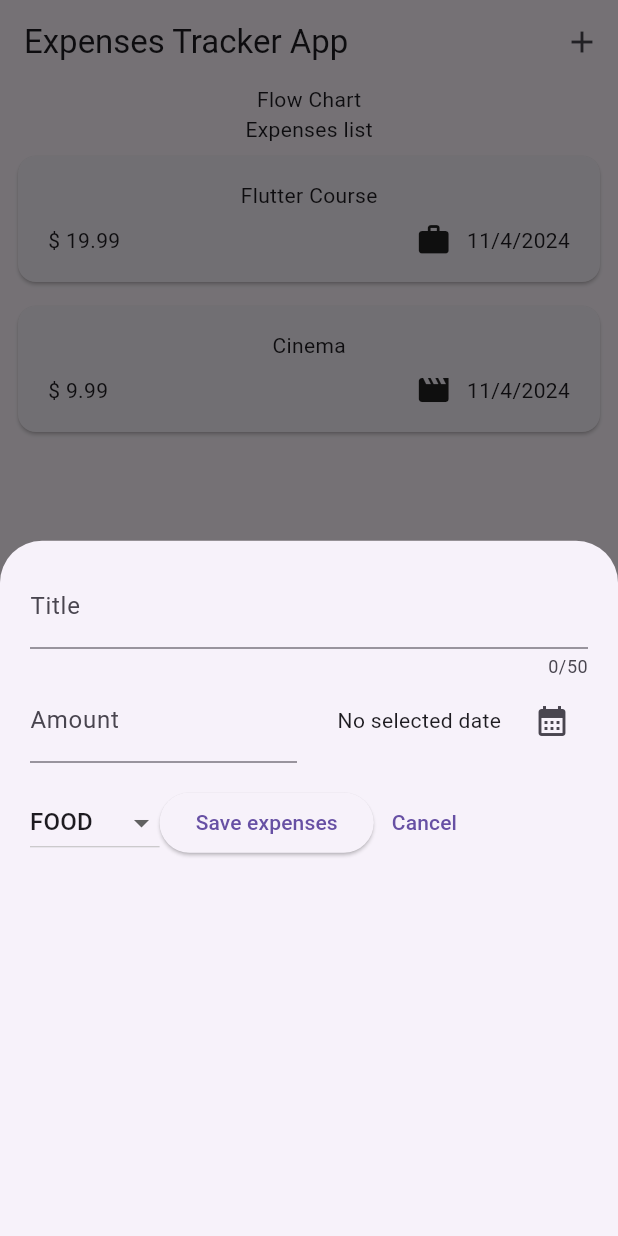
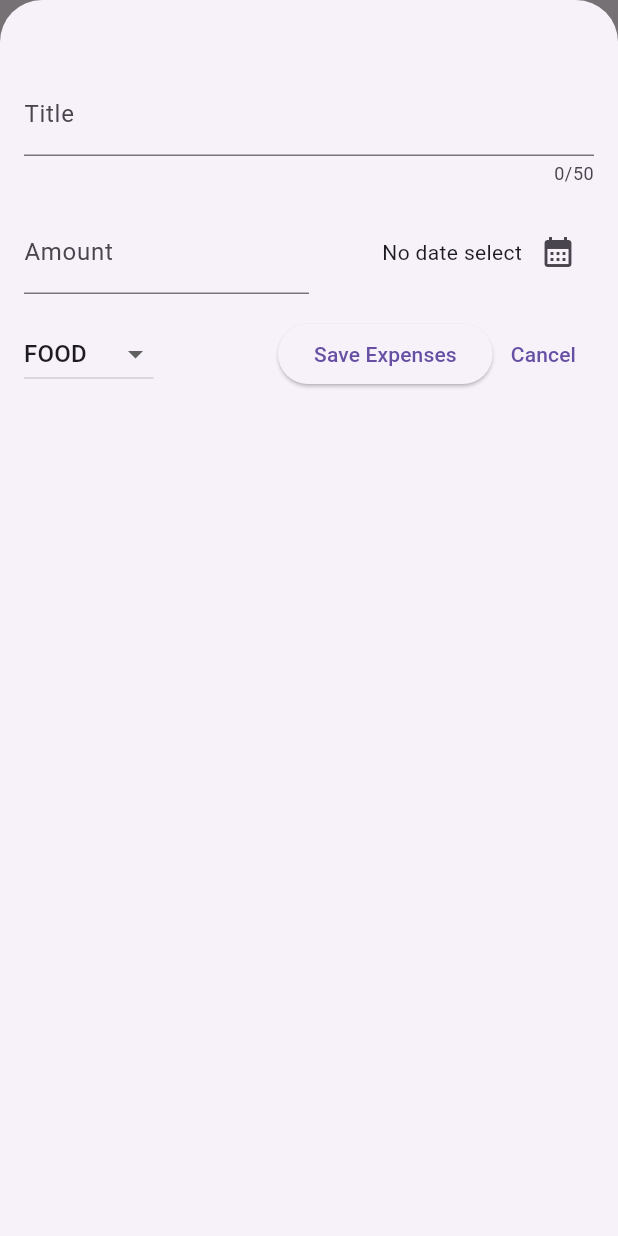
Before and after one commit to tanvu1810/Dart_Project, a Flutter app: the screen it shows after launch, after a tap on the "add" icon, on a phone screen of 412 x 824 dp. Run offline on Flutter 3.47's test engine with Material 3 defaults, Android fonts, the phone set to English and light mode, and no system bars; our stand-ins replace google_fonts.

Commit message:
add expense and remove expense

```diff
--- a/expensive_tracker_app/lib/models/expense.dart
+++ b/expensive_tracker_app/lib/models/expense.dart
@@ -1,39 +1,42 @@
-// Them thu vien cho id va dateformat
+// Cai dat thu vien tu sinh id va dinh dang ngay thang
 import 'package:flutter/material.dart';
 import 'package:uuid/uuid.dart';
 import 'package:intl/intl.dart';
 
-// Khoi tao doi tuong uuid
+//Khoi tao doi tuong uuid
 const uuid = Uuid();
 
-// Tao enum Category danh sach cac gia tri hang so khong doi
-enum Category { travel, work, leisure, food }
+// Khai bao lop enum Category danh sach cac hang so khong doi
+enum Category { travel, food, leisure, work }
 
-// Tao map categoryIcons (key: enum, values: icon)
-final categoryIcons = {
+//Khoi tao doi tuong fomatter
+final fomatter = DateFormat.yMd();
+
+//Tao map categoryIcons
+const categoryIcons = {
   Category.food: Icons.food_bank,
   Category.leisure: Icons.movie,
   Category.travel: Icons.flight,
   Category.work: Icons.work,
 };
 
-// Khoi tao doi tuong dateformat
-final formatter = DateFormat.yMd();
-
-//Tao lop expense
+// Tao lop expense
 class Expense {
+  // Ham khoi tao co doi
   Expense({
-    required this.title,
     required this.amount,
     required this.date,
     required this.category,
+    required this.title,
   }) : id = uuid.v4();
+  // Khai bao cac thuoc tinh
   final String id;
   final String title;
   final double amount;
   final DateTime date;
   final Category category;
-  String get formattedDate {
-    return formatter.format(date);
+  // Ham getter tra ve gia tri ngay thang da duoc dinh dang
+  String get formatedDate {
+    return fomatter.format(date);
   }
 }
--- a/expensive_tracker_app/lib/widgets/expenses.dart
+++ b/expensive_tracker_app/lib/widgets/expenses.dart
@@ -12,33 +12,48 @@ class Expenses extends StatefulWidget {
 }
 
 class _ExpensesState extends State<Expenses> {
+  final List<Expense> _registeredExpenses = [
+    Expense(
+      amount: 19.99,
+      date: DateTime.now(),
+      category: Category.work,
+      title: 'Flutter Course',
+    ),
+    Expense(
+      amount: 16.99,
+      date: DateTime.now(),
+      category: Category.leisure,
+      title: 'Cinema',
+    ),
+  ];
+
   void _openAddExpenseOverlay() {
     showModalBottomSheet(
+      isScrollControlled: true,
       context: context,
-      builder: (context) => const NewExpense(),
+      builder: (context) => NewExpense(
+        onAddExpense: _addExpense,
+      ),
     );
   }
 
-  final List<Expense> _registeredExpenses = [
-    Expense(
-      title: 'Flutter Course',
-      amount: 19.99,
-      date: DateTime.now(),
-      category: Category.work,
-    ),
-    Expense(
-      title: 'Cinema',
-      amount: 9.99,
-      date: DateTime.now(),
-      category: Category.leisure,
-    ),
-  ];
+  void _addExpense(Expense expense) {
+    setState(() {
+      _registeredExpenses.add(expense);
+    });
+  }
+
+  void _removeExpense(Expense expense) {
+    setState(() {
+      _registeredExpenses.remove(expense);
+    });
+  }
 
   @override
   Widget build(BuildContext context) {
     return Scaffold(
       appBar: AppBar(
-        title: const Text('Expenses Tracker App'),
+        title: const Text('Expenses Tracker'),
         actions: [
           IconButton(
             onPressed: _openAddExpenseOverlay,
@@ -50,12 +65,14 @@ class _ExpensesState extends State<Expenses> {
       ),
       body: Column(
         children: [
-          Text('Flow Chart'),
-          // Danh sach chi phi
-          Text('Expenses list'),
+          // Bieu do thong ke
+          const Text('Flow Chart'),
+          // Danh sach cac chi phi
+          const Text('Expenses List'),
           Expanded(
             child: ExpensesList(
               expenses: _registeredExpenses,
+              onRemoveExpense: _removeExpense,
             ),
           ),
         ],
--- a/expensive_tracker_app/lib/widgets/expenses_list/expenses_item.dart
+++ b/expensive_tracker_app/lib/widgets/expenses_list/expenses_item.dart
@@ -2,7 +2,10 @@ import 'package:expensive_tracker_app/models/expense.dart';
 import 'package:flutter/material.dart';
 
 class ExpensesItem extends StatelessWidget {
-  const ExpensesItem({super.key, required this.expense});
+  const ExpensesItem({
+    super.key,
+    required this.expense,
+  });
   final Expense expense;
   @override
   Widget build(BuildContext context) {
@@ -14,12 +17,14 @@ class ExpensesItem extends StatelessWidget {
         ),
         child: Column(
           children: [
-            Text(expense.title),
-            const SizedBox(height: 8),
+            Text(
+              expense.title,
+            ),
+            const SizedBox(height: 10),
             Row(
               children: [
                 Text(
-                  '\$ ${expense.amount.toStringAsFixed(2)}',
+                  '\$${expense.amount.toStringAsFixed(2)}',
                 ),
                 const Spacer(),
                 Row(
@@ -27,12 +32,14 @@ class ExpensesItem extends StatelessWidget {
                     Icon(
                       categoryIcons[expense.category],
                     ),
-                    const SizedBox(width: 10),
-                    Text(expense.formattedDate),
+                    const SizedBox(width: 16),
+                    Text(
+                      expense.formatedDate,
+                    ),
                   ],
                 ),
               ],
-            ),
+            )
           ],
         ),
       ),
--- a/expensive_tracker_app/lib/widgets/expenses_list/expenses_list.dart
+++ b/expensive_tracker_app/lib/widgets/expenses_list/expenses_list.dart
@@ -3,21 +3,31 @@ import 'package:expensive_tracker_app/widgets/expenses_list/expenses_item.dart';
 import 'package:flutter/material.dart';
 
 class ExpensesList extends StatelessWidget {
-  const ExpensesList({super.key, required this.expenses});
+  const ExpensesList({
+    super.key,
+    required this.expenses,
+    required this.onRemoveExpense,
+  });
   final List<Expense> expenses;
+  final void Function(Expense expense) onRemoveExpense;
   @override
   Widget build(BuildContext context) {
     return ListView.builder(
         itemCount: expenses.length,
-      itemBuilder: (context, index) => Container(
-        padding: const EdgeInsets.symmetric(
-          vertical: 4,
-          horizontal: 8,
+        itemBuilder: (context, index) => Dismissible(
+              key: ValueKey(
+                expenses[index],
               ),
+              onDismissed: (direction) => onRemoveExpense(
+                expenses[index],
+              ),
+              child: Container(
+                padding:
+                    const EdgeInsets.symmetric(vertical: 4, horizontal: 10),
                 child: ExpensesItem(
                   expense: expenses[index],
                 ),
               ),
-    );
+            ));
   }
 }
--- a/expensive_tracker_app/lib/widgets/new_expense.dart
+++ b/expensive_tracker_app/lib/widgets/new_expense.dart
@@ -2,7 +2,8 @@ import 'package:expensive_tracker_app/models/expense.dart';
 import 'package:flutter/material.dart';
 
 class NewExpense extends StatefulWidget {
-  const NewExpense({super.key});
+  const NewExpense({super.key, required this.onAddExpense});
+  final void Function(Expense expense) onAddExpense;
   @override
   State<NewExpense> createState() {
     return _NewExpenseState();
@@ -12,9 +13,9 @@ class NewExpense extends StatefulWidget {
 class _NewExpenseState extends State<NewExpense> {
   final _titleController = TextEditingController();
   final _amountController = TextEditingController();
+
+  Category _selectedCategory = Category.food;
   DateTime? _selectedDate;
-  Category _selectedCategory = Category.food;
-
   @override
   void dispose() {
     _titleController.dispose();
@@ -24,29 +25,58 @@ class _NewExpenseState extends State<NewExpense> {
 
   void _presentDatePicker() async {
     final now = DateTime.now();
-    final firstDate = DateTime(
-      now.year - 1,
-      now.month,
-      now.day,
-    );
+    final firstDate = DateTime(now.year - 10, now.month, now.day);
     final lastDate = DateTime(2030, 12, 31);
     final datePicked = await showDatePicker(
       context: context,
       initialDate: now,
       firstDate: firstDate,
-        lastDate: lastDate);
+      lastDate: lastDate,
+    );
     setState(() {
       _selectedDate = datePicked;
     });
   }
 
+  void _submitExpenseData() {
+    final enteredAmount = double.tryParse(_amountController.text);
+    final amountIsInvalid = enteredAmount == null || enteredAmount <= 0;
+    if (_titleController.text.trim().isEmpty ||
+        amountIsInvalid ||
+        _selectedDate == null) {
+      // Show error message
+      showDialog(
+        context: context,
+        builder: (context) => AlertDialog(
+          title: const Text('Invalid Input'),
+          content:
+              const Text('Ban nhap khong dung dinh dang vui long nhap lai!'),
+          actions: [
+            TextButton(
+              onPressed: () {
+                Navigator.pop(context);
+              },
+              child: const Text('Okey'),
+            ),
+          ],
+        ),
+      );
+      return;
+    }
+    widget.onAddExpense(
+      Expense(
+          amount: enteredAmount,
+          date: _selectedDate!,
+          category: _selectedCategory,
+          title: _titleController.text),
+    );
+    Navigator.pop(context);
+  }
+
   @override
   Widget build(BuildContext context) {
     return Padding(
-      padding: const EdgeInsets.symmetric(
-        vertical: 16,
-        horizontal: 20,
-      ),
+      padding: const EdgeInsets.fromLTRB(16, 48, 16, 16),
       child: Column(
         children: [
           TextField(
@@ -56,6 +86,7 @@ class _NewExpenseState extends State<NewExpense> {
               label: Text('Title'),
             ),
           ),
+          const SizedBox(height: 16),
           Row(
             children: [
               Expanded(
@@ -64,11 +95,10 @@ class _NewExpenseState extends State<NewExpense> {
                   keyboardType: TextInputType.number,
                   decoration: const InputDecoration(
                     label: Text('Amount'),
-                    prefixText: '\$  ',
+                    prefixText: '\$ ',
                   ),
                 ),
               ),
-              const SizedBox(width: 16),
               Expanded(
                   child: Row(
                 mainAxisAlignment: MainAxisAlignment.end,
@@ -76,27 +106,22 @@ class _NewExpenseState extends State<NewExpense> {
                 children: [
                   Text(
                     _selectedDate == null
-                          ? 'No selected date'
-                          : formatter.format(
-                              _selectedDate!,
+                        ? 'No date select'
+                        : fomatter.format(_selectedDate!),
                   ),
-                    ),
-                    const SizedBox(width: 10),
                   IconButton(
                     onPressed: _presentDatePicker,
-                      icon: const Icon(
-                        Icons.calendar_month,
-                      ),
-                    ),
+                    icon: const Icon(Icons.calendar_month),
+                  )
                 ],
-                ),
-              ),
+              ))
             ],
           ),
           const SizedBox(height: 16),
           Row(
             children: [
               DropdownButton(
+                icon: const Icon(Icons.arrow_drop_down_outlined),
                 value: _selectedCategory,
                 items: Category.values
                     .map(
@@ -108,30 +133,28 @@ class _NewExpenseState extends State<NewExpense> {
                       ),
                     )
                     .toList(),
-                onChanged: (value) {
+                onChanged: (value) => setState(
+                  () {
                     if (value == null) {
                       return;
                     }
-                  setState(() {
                     _selectedCategory = value;
-                  });
                   },
                 ),
+              ),
+              const Spacer(),
               ElevatedButton(
-                onPressed: () {
-                  print(_amountController.text);
-                  print(_titleController.text);
-                },
-                child: const Text('Save expenses'),
+                onPressed: _submitExpenseData,
+                child: const Text('Save Expenses'),
               ),
               TextButton(
                 onPressed: () {
                   Navigator.pop(context);
                 },
                 child: const Text('Cancel'),
-              )
+              ),
             ],
-          )
+          ),
         ],
       ),
     );
```
Lines whose indentation alone changed are shown as unchanged.
